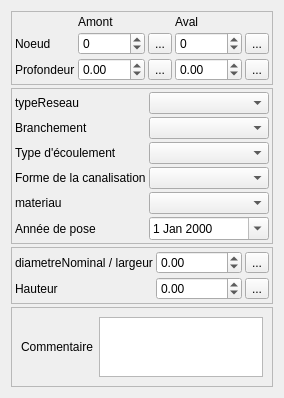
Before: the Qt Designer form Lamia/toolprepro/base2_assainissement/lamiabaseassainissement_infralineaire_tool_ui.ui in Artelia/Lamia, drawn with Qt 5.
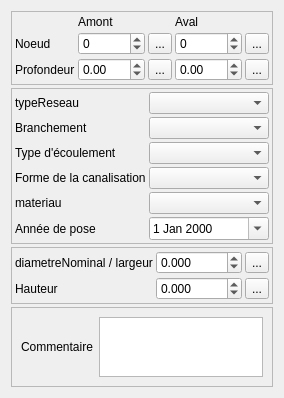
After: the same form once the commit is applied. Icons and pictures are not drawn.

```diff
--- a/Lamia/toolprepro/base2_assainissement/lamiabaseassainissement_infralineaire_tool_ui.ui
+++ b/Lamia/toolprepro/base2_assainissement/lamiabaseassainissement_infralineaire_tool_ui.ui
@@ -258,6 +258,9 @@
       </item>
       <item row="0" column="3" colspan="2">
        <widget class="QDoubleSpinBox" name="doubleSpinBox_diametreNominal">
+        <property name="decimals">
+         <number>3</number>
+        </property>
         <property name="minimum">
          <double>-1.000000000000000</double>
         </property>
@@ -296,6 +299,9 @@
       </item>
       <item row="1" column="3" colspan="2">
        <widget class="QDoubleSpinBox" name="doubleSpinBox_haut">
+        <property name="decimals">
+         <number>3</number>
+        </property>
         <property name="minimum">
          <double>-1.000000000000000</double>
         </property>
```
